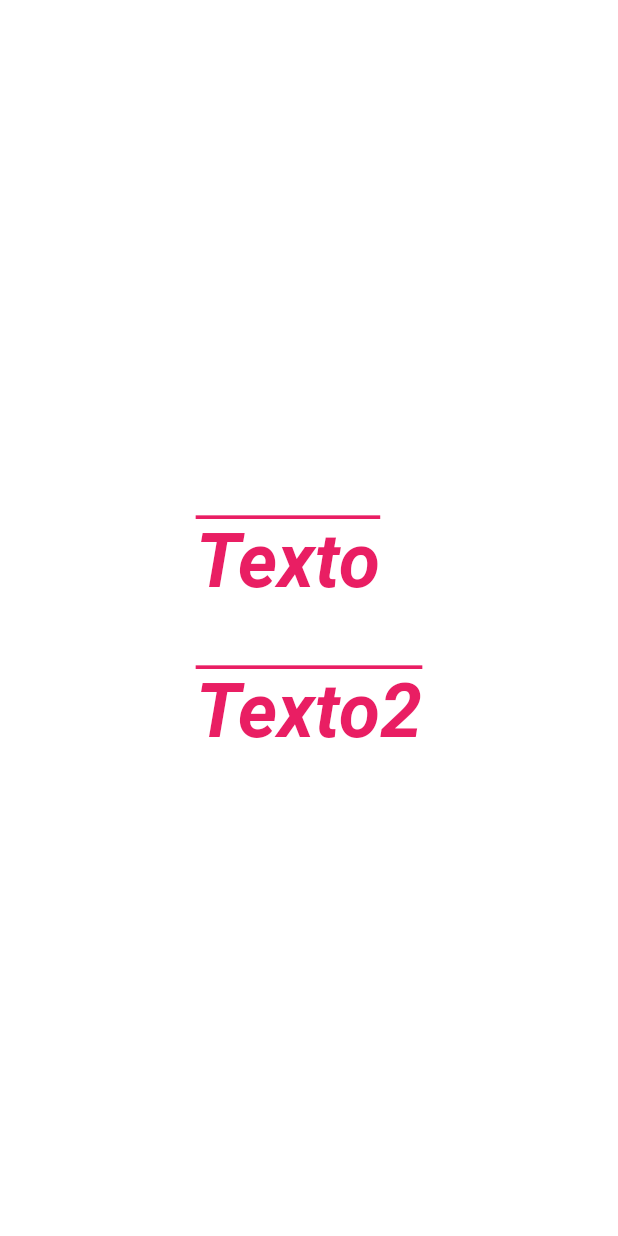
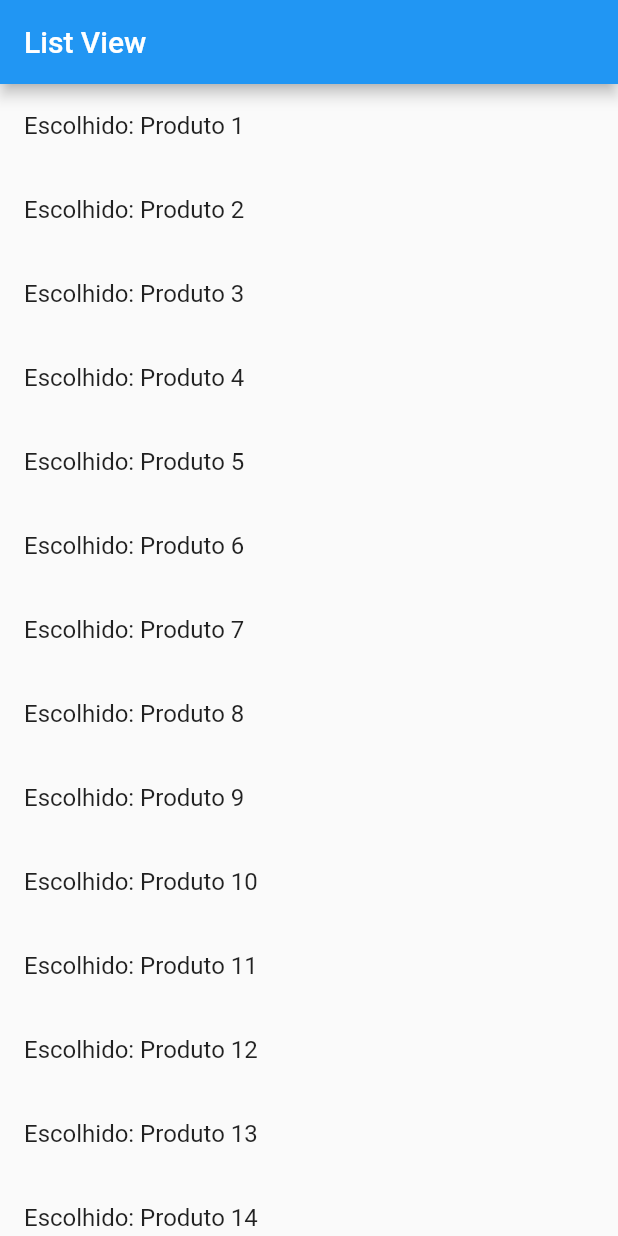
Before and after one commit to RafaelMendesDeveloper/LinceTechAcademy, a Flutter app: the screen it shows after launch, on a phone screen of 412 x 824 dp. Run offline on Flutter 3.47's test engine with Material 2 defaults, Android fonts, the phone set to English and light mode, and no system bars.

Commit message:
List View

```diff
--- a/flutter/lib/main.dart
+++ b/flutter/lib/main.dart
@@ -4,27 +4,37 @@ void main() {
   runApp(MyApp());
 }
 
-class MyApp extends StatelessWidget {
-  const MyApp({Key? key}) : super(key: key);
+class MyApp extends StatefulWidget {
+  const MyApp({super.key});
+
+  @override
+  State<MyApp> createState() => _MyAppState();
+}
+
+class _MyAppState extends State<MyApp> {
+  List<String> listaProdutos = [];
 
   @override
   Widget build(BuildContext context) {
+    for (var i = 1; i <= 100; i++) {
+      listaProdutos.add('Produto $i');
+    }
     return Container(
-      child: const Center(
-        child: Text(
-          'Texto\nTexto2',
-          textDirection: TextDirection.ltr,
-          style: TextStyle(
-              fontSize: 50,
-              height: 2,
-              fontWeight: FontWeight.bold,
-              fontStyle: FontStyle.italic,
-              color: Colors.pink,
-              backgroundColor: Colors.white,
-              decoration: TextDecoration.overline
-              ),
+      child: MaterialApp(
+        home: Scaffold(
+          appBar: AppBar(
+            title: const Text('List View'),
+          ),
+          body: ListView.builder(
+            itemCount: listaProdutos.length,
+            itemBuilder: (context, indice) {
+              return ListTile(
+                title: Text('Escolhido: ${listaProdutos[indice]}'),
+              );
+            },
+          ),
         ),
-      ), //OBRIGATORIO o text direction
+      ),
     );
   }
 }
```
